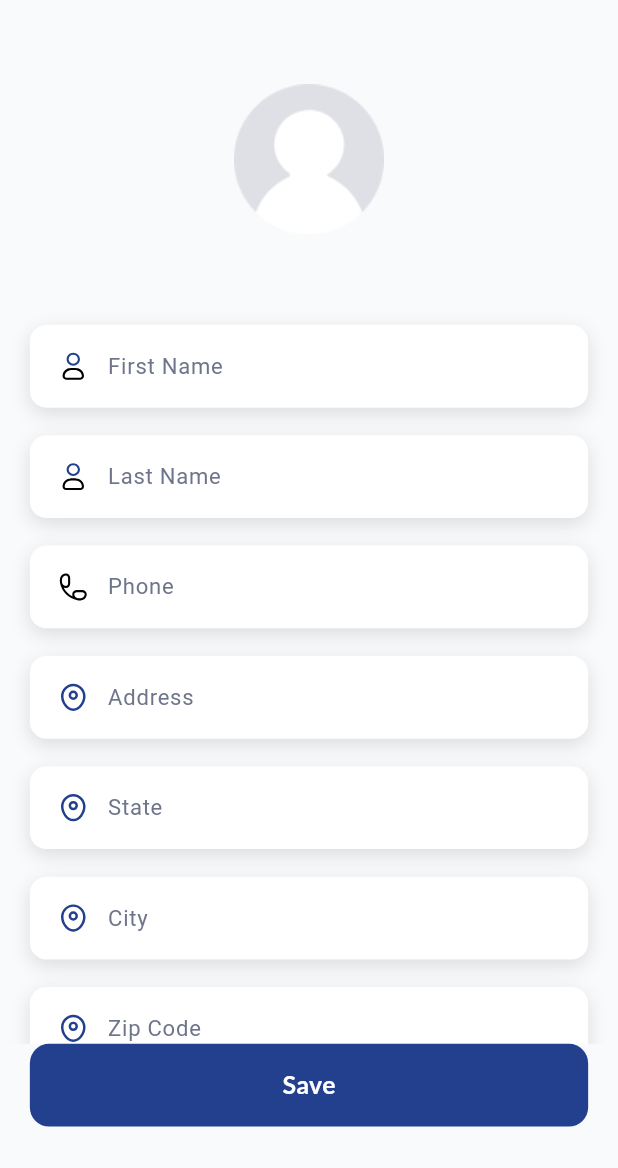
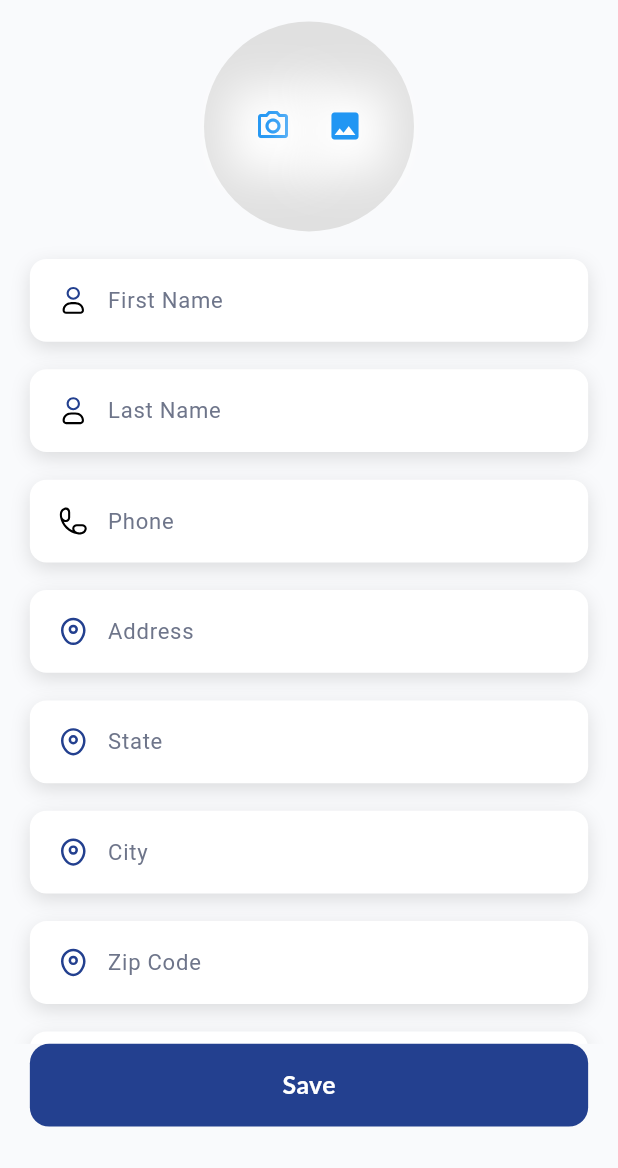
Before and after one commit to Dawood448/cleany, a Flutter app: the EditScreen screen opened directly, on a phone screen of 412 x 824 dp, the part 68-1236 px from its top. Run offline on Flutter 3.47's test engine with Material 3 defaults, Android fonts, the phone set to English and light mode, and no system bars; our stand-ins replace cloud_firestore, date_format, firebase_core, firebase_messaging, flutter_local_notifications, flutter_rating_bar and 11 more; missing offline and left inert: maps_launcher, timezone_dropdown; accounts and stored records are empty; network calls fail; project files that could hold a hidden picture were left out.

Commit message:
edit profile ui

```diff
--- a/lib/screens/profile/edit_profile_screen.dart
+++ b/lib/screens/profile/edit_profile_screen.dart
@@ -1,8 +1,11 @@
+import 'dart:io';
+
 import 'package:cleany/apis/request_apis.dart';
 import 'package:cleany/providers/cleaner_details_provider.dart';
 import 'package:cleany/variables/app_routes.dart';
 import 'package:flutter/material.dart';
 import 'package:get/get.dart';
+import 'package:image_picker/image_picker.dart';
 import 'package:lottie/lottie.dart';
 import 'package:provider/provider.dart';
 import 'package:timezone_dropdown/timezone_dropdown.dart';
@@ -80,27 +83,11 @@ class _EditScreenState extends State<EditScreen> {
     // final status = dropDownValue.toString();
     print("---------------------object ${email}, ${firstName}, ${lastName}, ${phone}, ${address}, ${city}, ${zipcode}, ${ssn}, ${state}");
 
-    var responseVal = await ApiRequests().patchProfileDetailsApi(
-        email: email,
-        firstName: firstName,
-        lastName: lastName,
-        phone: phone,
-        address: address,
-        city: city,
-        zip: zipcode,
-        ssn: ssn,
-        state: state,
-        gender: gender!,
-        language: language!,
-        timezone: timezone,
-        location: isLocationEnabled.toString(),
-      country: country,
-      status: status,
-      profile: profile
+    // var responseVal = await ApiRequests().patchProfileDetailsApi(email: email, firstName: firstName, lastName: lastName, phone: phone, address: address, city: city, zip: zipcode, ssn: ssn, state: state, gender: gender!, language: language!, timezone: timezone, location: isLocationEnabled.toString(), country: country, status: status, profile: profile);
+    var responseVal2 = await ApiRequests().updateProfilePicture(_imageFile);
 
-    );
-    debugPrint(responseVal.toString());
-    responseVal == '200' ? navigate() : debugPrint('NO');
+    debugPrint(responseVal2.toString());
+    // responseVal == '200' ? navigate() : debugPrint('NO');
     //ApiRequests().getProfileDetails();
     // }
   }
@@ -128,8 +115,7 @@ class _EditScreenState extends State<EditScreen> {
       countryController.text = cleanerProfile.details[i].profile.country;
       profileController.text = cleanerProfile.details[i].profile.profilePicture;
       statusController.text = cleanerProfile.details[i].profile.status;
-      setState(() {
-      });
+      setState(() {});
       // dropDownValue ??= cleanerProfile.details[i].profile.status.toString();
     }
   }
@@ -140,6 +126,15 @@ class _EditScreenState extends State<EditScreen> {
   String? selectedLang;
 
   List<String> languageOptions = ['Spanish', 'English'];
+  XFile? _imageFile;
+
+  Future<void> _pickImage(ImageSource source) async {
+    XFile? selectedImage = await ImagePicker().pickImage(source: source);
+
+    setState(() {
+      _imageFile = selectedImage;
+    });
+  }
 
   @override
   Widget build(BuildContext context) {
@@ -356,15 +351,79 @@ class _EditScreenState extends State<EditScreen> {
     final cleanerProfile = Provider.of<CleanerDetailsProvider>(context);
     return Align(
       alignment: Alignment.topCenter,
-      child: SizedBox(
-        height: FetchPixels.getPixelHeight(200),
-        width: FetchPixels.getPixelHeight(200),
-        child: cleanerProfile.details.isNotEmpty
-            ? cleanerProfile.details.first.profile.gender.toLowerCase() == 'male'
-                ? Lottie.asset('assets/images/male.json')
-                : Lottie.asset('assets/images/female.json')
-            : Image.asset('assets/images/profile_image.png'),
+      child: Stack(
+        alignment: Alignment.center,
+        children: <Widget>[
+          CircleAvatar(
+            radius: 70,
+            backgroundColor: Colors.grey[300],
+            child: _imageFile == null
+                ? const SizedBox()
+                : ClipOval(
+                    child: Image.file(
+                      File(_imageFile!.path),
+                      width: 140,
+                      height: 140,
+                      fit: BoxFit.cover,
+                    ),
+                  ),
+          ),
+          Positioned(
+            child: Row(
+              mainAxisAlignment: MainAxisAlignment.center,
+              children: [
+                Container(
+                  decoration: const BoxDecoration(
+                    boxShadow: [
+                      BoxShadow(
+                        color: Colors.white,
+                        spreadRadius: 5,
+                        blurRadius: 25,
+                        offset: Offset(0, 3),
+                      ),
+                    ],
+                  ),
+                  child: IconButton(
+                    onPressed: () => _pickImage(ImageSource.camera),
+                    icon: const Icon(
+                      Icons.camera_alt_outlined,
+                      color: Colors.blue,
+                    ),
+                  ),
+                ),
+                Container(
+                  decoration: const BoxDecoration(
+                    boxShadow: [
+                      BoxShadow(
+                        color: Colors.white,
+                        spreadRadius: 5,
+                        blurRadius: 25,
+                        offset: Offset(0, 3),
+                      ),
+                    ],
+                  ),
+                  child: IconButton(
+                    onPressed: () => _pickImage(ImageSource.gallery),
+                    icon: const Icon(
+                      Icons.photo,
+                      color: Colors.blue,
+                    ),
+                  ),
+                ),
+              ],
+            ),
+          ),
+        ],
       ),
+      // SizedBox(
+      //   height: FetchPixels.getPixelHeight(200),
+      //   width: FetchPixels.getPixelHeight(200),
+      //   child: cleanerProfile.details.isNotEmpty
+      //       ? cleanerProfile.details.first.profile.gender.toLowerCase() == 'male'
+      //           ? Lottie.asset('assets/images/male.json')
+      //           : Lottie.asset('assets/images/female.json')
+      //       : Image.asset('assets/images/profile_image.png'),
+      // ),
     );
   }
 
```
Also changed, not shown: lib/apis/request_apis.dart (+37 -16 lines), lib/dashboard.dart (+3 -5 lines).
